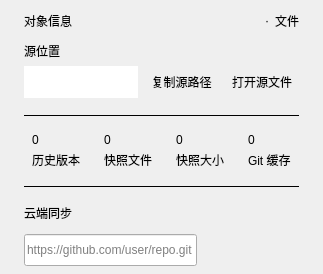
Zao-chen/ZcVersionBox, file windows/mainwindow_child/homepage/pages/homepage_page_dashboard.ui: the form before one commit.
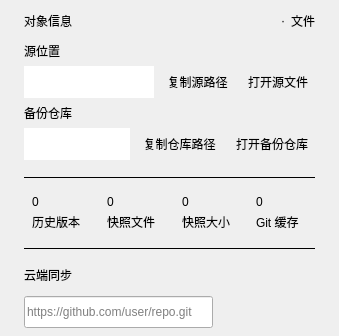
The form after the commit. Custom widgets are drawn as their Qt base class.

Commit message: feat(ui): 恢复概览页面中的备份仓库位置展示及操作按钮

```diff
--- a/windows/mainwindow_child/homepage/pages/homepage_page_dashboard.ui
+++ b/windows/mainwindow_child/homepage/pages/homepage_page_dashboard.ui
@@ -291,6 +291,126 @@
                 </item>
                </layout>
               </item>
+            <item>
+             <layout class="QVBoxLayout" name="repositoryLayout">
+              <property name="leftMargin">
+               <number>0</number>
+              </property>
+              <property name="topMargin">
+               <number>0</number>
+              </property>
+              <property name="rightMargin">
+               <number>0</number>
+              </property>
+              <property name="bottomMargin">
+               <number>0</number>
+              </property>
+              <property name="spacing">
+               <number>6</number>
+              </property>
+              <item>
+               <widget class="QLabel" name="repositoryLabel">
+                <property name="text">
+                 <string>备份仓库</string>
+                </property>
+                <property name="textFormat">
+                 <enum>Qt::PlainText</enum>
+                </property>
+               </widget>
+              </item>
+              <item>
+               <layout class="QHBoxLayout" name="repositoryRow" stretch="1,0,0">
+                <property name="leftMargin">
+                 <number>0</number>
+                </property>
+                <property name="topMargin">
+                 <number>0</number>
+                </property>
+                <property name="rightMargin">
+                 <number>0</number>
+                </property>
+                <property name="bottomMargin">
+                 <number>0</number>
+                </property>
+                <property name="spacing">
+                 <number>6</number>
+                </property>
+                <item>
+                 <widget class="QLineEdit" name="repositoryPathEdit">
+                  <property name="placeholderText">
+                   <string/>
+                  </property>
+                  <property name="accessibleName">
+                   <string/>
+                  </property>
+                  <property name="minimumSize">
+                   <size>
+                    <width>0</width>
+                    <height>32</height>
+                   </size>
+                  </property>
+                  <property name="readOnly">
+                   <bool>true</bool>
+                  </property>
+                  <property name="frame">
+                   <bool>false</bool>
+                  </property>
+                 </widget>
+                </item>
+                <item>
+                 <widget class="QToolButton" name="copyRepositoryButton">
+                  <property name="text">
+                   <string>复制仓库路径</string>
+                  </property>
+                  <property name="toolTip">
+                   <string>复制仓库路径</string>
+                  </property>
+                  <property name="accessibleName">
+                   <string>复制仓库路径</string>
+                  </property>
+                  <property name="autoRaise">
+                   <bool>true</bool>
+                  </property>
+                  <property name="focusPolicy">
+                   <enum>Qt::TabFocus</enum>
+                  </property>
+                  <property name="minimumSize">
+                   <size>
+                    <width>28</width>
+                    <height>32</height>
+                   </size>
+                  </property>
+                 </widget>
+                </item>
+                <item>
+                 <widget class="QToolButton" name="openRepositoryButton">
+                  <property name="text">
+                   <string>打开备份仓库</string>
+                  </property>
+                  <property name="toolTip">
+                   <string>打开备份仓库</string>
+                  </property>
+                  <property name="accessibleName">
+                   <string>打开备份仓库</string>
+                  </property>
+                  <property name="autoRaise">
+                   <bool>true</bool>
+                  </property>
+                  <property name="focusPolicy">
+                   <enum>Qt::TabFocus</enum>
+                  </property>
+                  <property name="minimumSize">
+                   <size>
+                    <width>28</width>
+                    <height>32</height>
+                   </size>
+                  </property>
+                 </widget>
+                </item>
+               </layout>
+              </item>
+             </layout>
+            </item>
              </layout>
             </item>
            </layout>
```
The commit also changes 1 other file.
